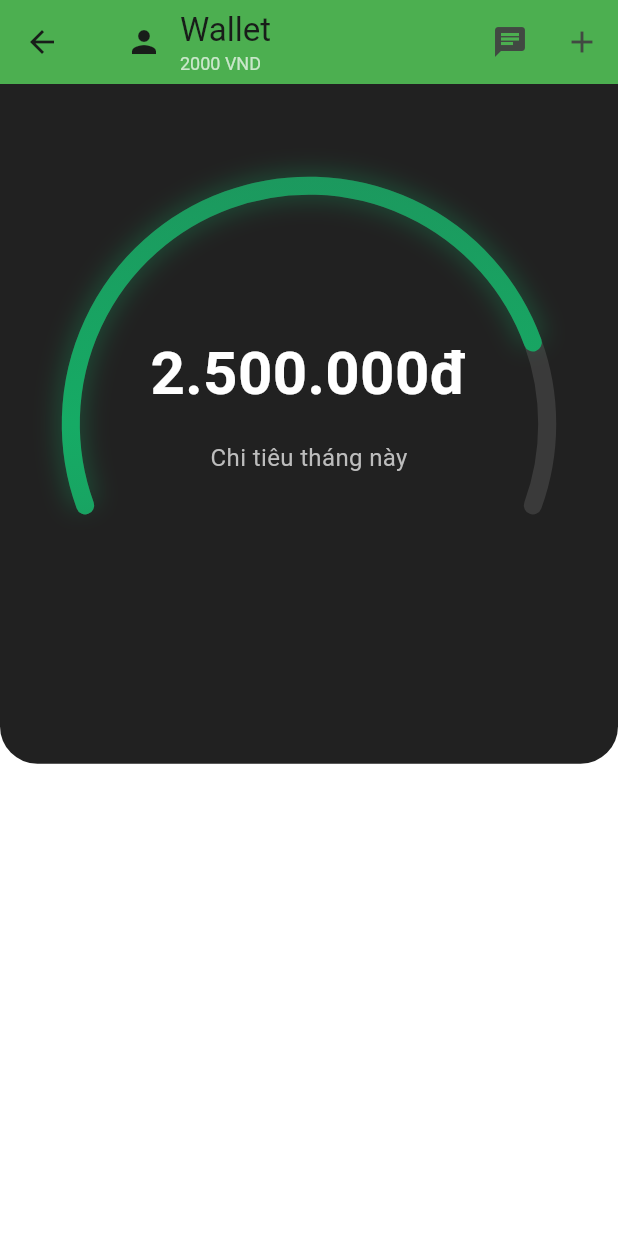
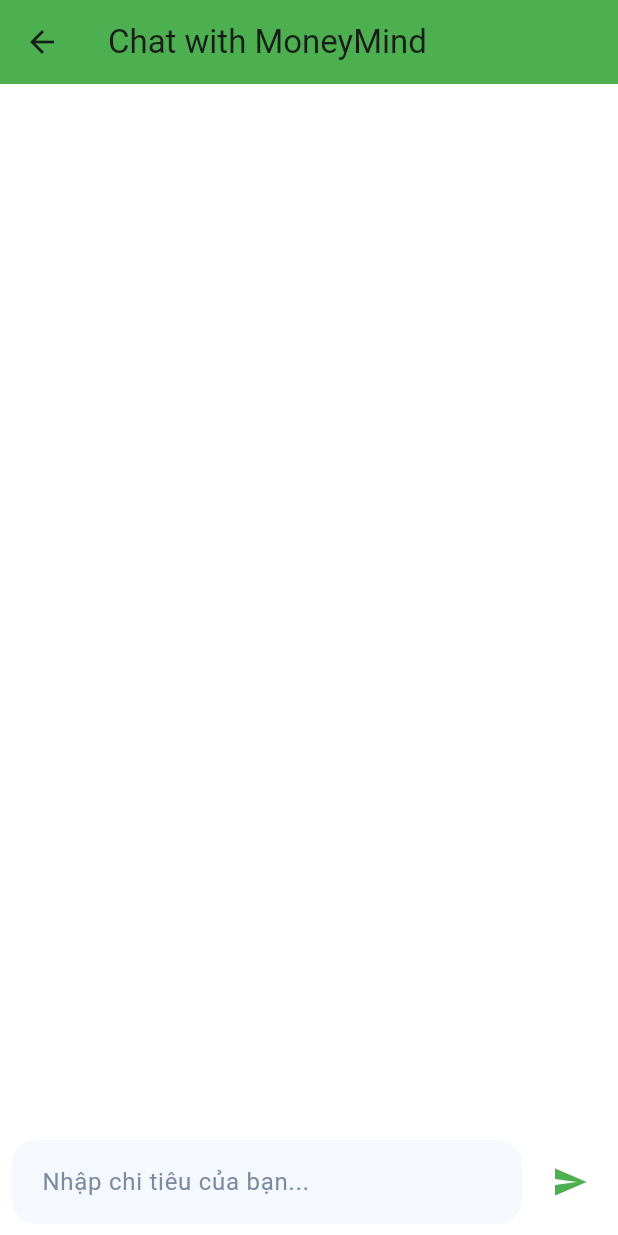
Before and after one commit to SoramYO/MoneyMind_Flutter, a Flutter app: the HomePage screen opened directly, after a tap on the "chat" icon, on a phone screen of 412 x 824 dp. Run offline on Flutter 3.47's test engine with Material 3 defaults, Android fonts, the phone set to English and light mode, and no system bars; our stand-ins replace dartz, dio, firebase_analytics, firebase_core, firebase_messaging, flutter_bloc and 4 more; accounts and stored records are empty.

Commit message:
chat bot

```diff
--- a/lib/core/constants/api_urls.dart
+++ b/lib/core/constants/api_urls.dart
@@ -5,5 +5,5 @@ class ApiUrls {
   static const login = '${baseURL}Authentications/Login';
   static const refreshToken = '${baseURL}Authentications/RefreshToken';
   static const registerToken = '${baseURL}Authentications/register-token';
-  static const transactions = '${baseURL}Transaction/';
+  static const transactions = '${baseURL}Transaction';
 }
--- /dev/null
+++ b/lib/data/models/chat_message.dart
@@ -0,0 +1,29 @@
+import 'dart:convert';
+
+class ChatMessage {
+  final String type;
+  final String message;
+  final bool isError;
+  final DateTime timestamp;
+
+  ChatMessage({
+    required this.type,
+    required this.message,
+    this.isError = false,
+    DateTime? timestamp,
+  }) : timestamp = timestamp ?? DateTime.now();
+
+  Map<String, dynamic> toJson() => {
+    'type': type,
+    'message': message,
+    'isError': isError,
+    'timestamp': timestamp.toIso8601String(),
+  };
+
+  factory ChatMessage.fromJson(Map<String, dynamic> json) => ChatMessage(
+    type: json['type'],
+    message: json['message'],
+    isError: json['isError'] ?? false,
+    timestamp: DateTime.parse(json['timestamp']),
+  );
+}
--- /dev/null
+++ b/lib/presentation/chat/pages/chat_page.dart
@@ -0,0 +1,238 @@
+// lib/presentation/chat/chat_page.dart
+import 'package:flutter/material.dart';
+import 'package:my_project/data/source/transaction_api_service.dart';
+import 'package:my_project/services/chat_transaction_service.dart';
+import 'package:my_project/services/gemini_service.dart';
+import 'package:my_project/service_locator.dart';
+import 'package:my_project/services/chat_storage_service.dart';
+import 'package:my_project/data/models/chat_message.dart';
+
+class ChatPage extends StatefulWidget {
+  final String userId;
+
+  const ChatPage({Key? key, required this.userId}) : super(key: key);
+
+  @override
+  _ChatPageState createState() => _ChatPageState();
+}
+
+class _ChatPageState extends State<ChatPage> {
+  final _messageController = TextEditingController();
+  final _scrollController = ScrollController();
+  List<ChatMessage> _chatHistory = [];
+  bool _isProcessing = false;
+  bool _isScrolling = false;
+  late final ChatTransactionService _chatService;
+  final _chatStorage = ChatStorageService();
+
+  @override
+  void initState() {
+    super.initState();
+    _chatService = ChatTransactionService(
+      GeminiService("AIzaSyCgV3ESGRwgcUyzG9e1MF9GvI4sYJ81zps"),
+      sl<TransactionApiService>(),
+    );
+    _loadChatHistory();
+  }
+
+  @override
+  void dispose() {
+    _scrollController.dispose();
+    super.dispose();
+  }
+
+  Future<void> _loadChatHistory() async {
+    setState(() {
+      _isScrolling = true;
+    });
+
+    final messages = await _chatStorage.loadChatHistory(widget.userId);
+    setState(() {
+      _chatHistory = messages;
+    });
+
+    // Add delay to ensure ListView is built before scrolling
+    await Future.delayed(const Duration(milliseconds: 100));
+    await _scrollToBottom();
+
+    setState(() {
+      _isScrolling = false;
+    });
+  }
+
+  Future<void> _scrollToBottom() async {
+    if (_scrollController.hasClients) {
+      await _scrollController.animateTo(
+        _scrollController.position.maxScrollExtent,
+        duration: const Duration(milliseconds: 300),
+        curve: Curves.easeOut,
+      );
+    }
+  }
+
+  Future<void> _saveChatHistory() async {
+    await _chatStorage.saveChatHistory(widget.userId, _chatHistory);
+  }
+
+  Future<void> _sendMessage() async {
+    final message = _messageController.text.trim();
+    if (message.isEmpty) return;
+
+    final userMessage = ChatMessage(
+      type: 'user',
+      message: message,
+    );
+
+    setState(() {
+      _isProcessing = true;
+      _chatHistory.add(userMessage);
+    });
+    await _saveChatHistory();
+
+    try {
+      final result = await _chatService.processChat(message, widget.userId);
+
+      final botMessage = ChatMessage(
+        type: 'bot',
+        message: result['criticism'],
+        isError: !result['success'],
+      );
+
+      setState(() {
+        _chatHistory.add(botMessage);
+      });
+      await _saveChatHistory();
+      _scrollToBottom();
+
+      if (result['success']) {
+        ScaffoldMessenger.of(context).showSnackBar(
+          const SnackBar(content: Text('Đã lưu giao dịch thành công!')),
+        );
+      }
+    } catch (e) {
+      final errorMessage = ChatMessage(
+        type: 'bot',
+        message: 'Error: $e',
+        isError: true,
+      );
+
+      setState(() {
+        _chatHistory.add(errorMessage);
+      });
+      await _saveChatHistory();
+      _scrollToBottom();
+    }
+
+    setState(() => _isProcessing = false);
+    _messageController.clear();
+  }
+
+  @override
+  Widget build(BuildContext context) {
+    return Scaffold(
+      appBar: AppBar(
+        title: const Text('Chat with MoneyMind'),
+        backgroundColor: Colors.green,
+      ),
+      body: Stack(
+        children: [
+          Column(
+            children: [
+              Expanded(
+                child: ListView.builder(
+                  controller: _scrollController,
+                  padding: const EdgeInsets.all(16),
+                  itemCount: _chatHistory.length,
+                  itemBuilder: (context, index) {
+                    final chat = _chatHistory[index];
+                    return ChatBubble(
+                      message: chat.message,
+                      isUser: chat.type == 'user',
+                      isError: chat.isError,
+                    );
+                  },
+                ),
+              ),
+              if (_isProcessing)
+                const Padding(
+                  padding: EdgeInsets.all(8.0),
+                  child: CircularProgressIndicator(),
+                ),
+              Padding(
+                padding: const EdgeInsets.all(8.0),
+                child: Row(
+                  children: [
+                    Expanded(
+                      child: TextField(
+                        controller: _messageController,
+                        decoration: const InputDecoration(
+                          hintText: 'Nhập chi tiêu của bạn...',
+                          border: OutlineInputBorder(),
+                        ),
+                        onSubmitted: (_) => _sendMessage(),
+                      ),
+                    ),
+                    const SizedBox(width: 8),
+                    IconButton(
+                      icon: const Icon(Icons.send),
+                      onPressed: _isProcessing ? null : _sendMessage,
+                      color: Colors.green,
+                    ),
+                  ],
+                ),
+              ),
+            ],
+          ),
+          if (_isScrolling)
+            Container(
+              color: Colors.black.withOpacity(0.3),
+              child: const Center(
+                child: CircularProgressIndicator(),
+              ),
+            ),
+        ],
+      ),
+    );
+  }
+}
+
+class ChatBubble extends StatelessWidget {
+  final String message;
+  final bool isUser;
+  final bool isError;
+
+  const ChatBubble({
+    super.key,
+    required this.message,
+    required this.isUser,
+    required this.isError,
+  });
+
+  @override
+  Widget build(BuildContext context) {
+    return Align(
+      alignment: isUser ? Alignment.centerRight : Alignment.centerLeft,
+      child: Container(
+        margin: EdgeInsets.symmetric(
+          horizontal: 16,
+          vertical: 4,
+        ),
+        padding: EdgeInsets.all(12),
+        decoration: BoxDecoration(
+          color: isUser ? Colors.blue[100] : Colors.grey[200],
+          borderRadius: BorderRadius.circular(12),
+        ),
+        constraints: BoxConstraints(
+          maxWidth: MediaQuery.of(context).size.width * 0.7,
+        ),
+        child: Text(
+          message,
+          style: TextStyle(
+            color: Colors.black87,
+            fontSize: 14,
+          ),
+        ),
+      ),
+    );
+  }
+}
--- a/lib/presentation/home/pages/home.dart
+++ b/lib/presentation/home/pages/home.dart
@@ -1,6 +1,8 @@
 import 'package:flutter/material.dart';
+import 'package:my_project/presentation/chat/pages/chat_page.dart';
 import 'package:my_project/presentation/profile/pages/user_profile.dart';
 import 'package:my_project/common/widgets/custom_arc_painter.dart';
+import 'package:shared_preferences/shared_preferences.dart';
 
 class HomePage extends StatefulWidget {
   const HomePage({super.key});
@@ -10,8 +12,18 @@ class HomePage extends StatefulWidget {
 }
 
 class _HomePageState extends State<HomePage> {
+  String? userId;
+    Future<void> _getUserId() async {
+    final prefs = await SharedPreferences.getInstance();
+    setState(() {
+      userId = prefs.getString('userId');
+    });
+  }
+
+
   @override
   Widget build(BuildContext context) {
+        _getUserId();
     var media = MediaQuery.sizeOf(context);
 
     return Scaffold(
@@ -47,7 +59,12 @@ class _HomePageState extends State<HomePage> {
           IconButton(
             icon: Icon(Icons.chat),
             onPressed: () {
-              // Add your chat action here
+              setState(() {
+                Navigator.push(
+                  context,
+                  MaterialPageRoute(builder: (context) => ChatPage(userId: userId!)),
+                );
+              });
             },
           ),
           IconButton(
--- /dev/null
+++ b/lib/services/chat_storage_service.dart
@@ -0,0 +1,31 @@
+import 'dart:convert';
+
+import 'package:my_project/data/models/chat_message.dart';
+import 'package:shared_preferences/shared_preferences.dart';
+
+class ChatStorageService {
+  static const String _storageKey = 'chat_history';
+
+  Future<void> saveChatHistory(String userId, List<ChatMessage> messages) async {
+    final prefs = await SharedPreferences.getInstance();
+    final key = '${_storageKey}_$userId';
+    final jsonData = messages.map((msg) => msg.toJson()).toList();
+    await prefs.setString(key, json.encode(jsonData));
+  }
+
+  Future<List<ChatMessage>> loadChatHistory(String userId) async {
+    final prefs = await SharedPreferences.getInstance();
+    final key = '${_storageKey}_$userId';
+    final jsonString = prefs.getString(key);
+    if (jsonString == null) return [];
+
+    final jsonData = json.decode(jsonString) as List;
+    return jsonData.map((item) => ChatMessage.fromJson(item)).toList();
+  }
+
+  Future<void> clearChatHistory(String userId) async {
+    final prefs = await SharedPreferences.getInstance();
+    final key = '${_storageKey}_$userId';
+    await prefs.remove(key);
+  }
+}
```
Also changed, not shown: lib/presentation/chat/widgets/chat_bubble.dart (added, +57 -0 lines), lib/services/chat_transaction_service.dart (added, +74 -0 lines), lib/services/gemini_service.dart (added, +68 -0 lines).
